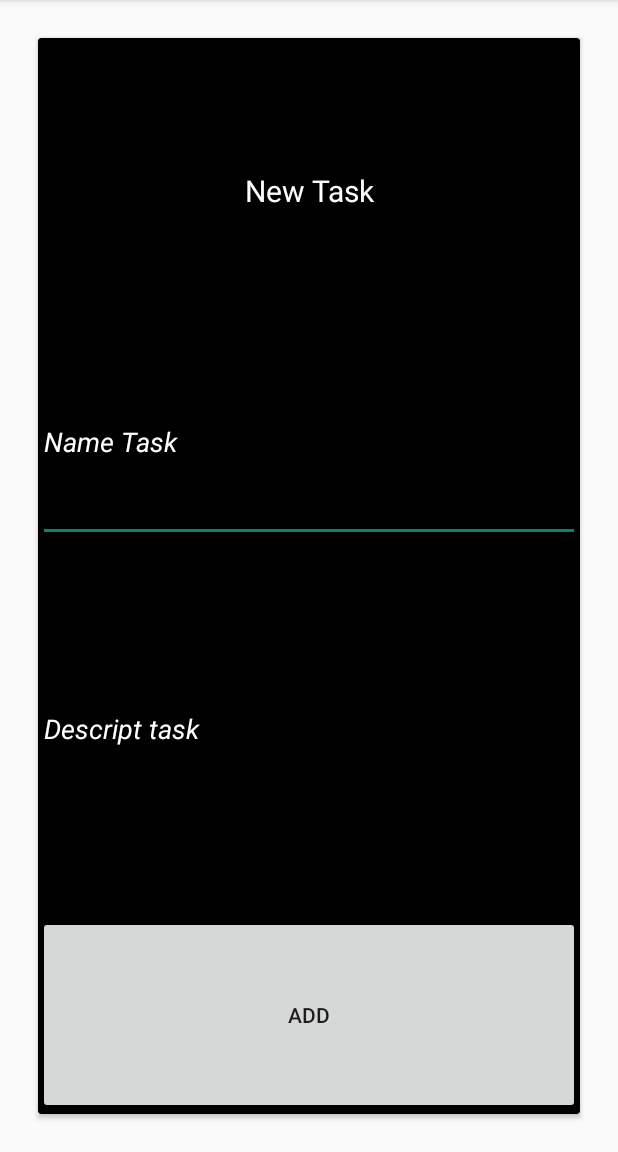
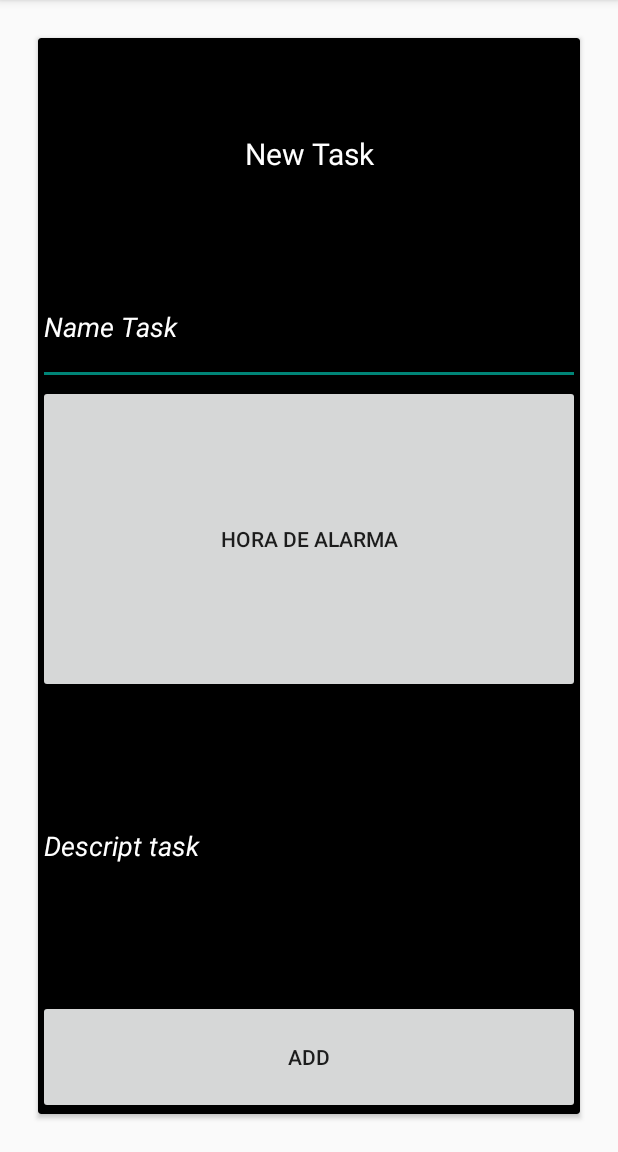
Before and after one commit to dana7677/ToDoTask, an Android app: the add_activity screen opened directly, with no data from a screen before it, on a phone screen of 412 x 824 dp, the part 84-1236 px from its top. Run offline under Robolectric (Android 15) with nearby library versions, the phone set to English and light mode, and no system bars.

Commit message:
Trabajando en la alarma para as tareas

```diff
--- a/app/src/main/java/com/example/todotask/add_activity.kt
+++ b/app/src/main/java/com/example/todotask/add_activity.kt
@@ -1,5 +1,9 @@
 package com.example.todotask
 
+import android.app.AlarmManager
+import android.app.PendingIntent
+import android.content.Context
+import android.content.Intent
 import android.os.Bundle
 import android.view.Menu
 import android.view.MenuItem
@@ -12,9 +16,17 @@ import androidx.core.view.WindowInsetsCompat
 import com.example.todotask.data.Task
 import com.example.todotask.data.providers.TaskDAO
 import com.example.todotask.databinding.ActivityAddBinding
+import com.example.todotask.timer.AlarmNotification
+import com.example.todotask.timer.AlarmNotification.Companion.NOTIFICATION_ID
+import com.example.todotask.timer.TimerPickerFragment
+import java.util.Calendar
 
 class add_activity : AppCompatActivity() {
 
+
+    companion object{
+        const val MY_CHANNEL_ID="myChannel"
+    }
 
     lateinit var bindingMainActivity:ActivityAddBinding
     lateinit var editableNameText: EditText
@@ -22,7 +34,6 @@ class add_activity : AppCompatActivity() {
     override fun onCreate(savedInstanceState: Bundle?) {
         super.onCreate(savedInstanceState)
         enableEdgeToEdge()
-
 
         bindingMainActivity = ActivityAddBinding.inflate(layoutInflater)
         setContentView(bindingMainActivity.root)
@@ -33,9 +44,7 @@ class add_activity : AppCompatActivity() {
             insets
         }
 
-
-
-
+        /*
         val taskDAO = TaskDAO(this)
         //taskDAO.insert(Task(-1, "Limpiar el coche", "primero se utiliza champu",false))
         val task = taskDAO.findByID(1)!!
@@ -48,33 +57,98 @@ class add_activity : AppCompatActivity() {
         for (task in taskList) {
             println(task)
         }
+         */
+
         supportActionBar?.setDisplayHomeAsUpEnabled(true)
 
-        onCreate()
+        onCreateoptions()
 
 
     }
 
 
 
-    private fun onCreate()
+    private fun onCreateoptions()
     {
         println("He pasado por aqui")
         bindingMainActivity.addButton.setOnClickListener {
         println("He pasado por aqui 2")
+        }
+
 
         editableNameText=bindingMainActivity.nameTaskText
         editableDescriptText=bindingMainActivity.descriptText
         val taskDAO = TaskDAO(this)
         taskDAO.insert(Task(-1, editableNameText.getText().toString(), editableDescriptText.getText().toString(),false))
 
+        //Print
         val taskList = taskDAO.findAll()
         for (task in taskList) {
             println(task)
         }
 
 
+
+        bindingMainActivity.butttonAlarma.setOnClickListener {
+            showTimeDailog()
         }
+
+
+    }
+
+    private fun scheduleNotification(timeAlarm:Int) {
+
+
+        /*
+        val intent = Intent(applicationContext, AlarmNotification::class.java)
+        val pendingIntent = PendingIntent.getBroadcast(
+            applicationContext,
+            NOTIFICATION_ID,
+            intent,
+            PendingIntent.FLAG_IMMUTABLE or PendingIntent.FLAG_UPDATE_CURRENT
+        )
+
+        val alarmManager = getSystemService(Context.ALARM_SERVICE) as AlarmManager
+        alarmManager.setExact(AlarmManager.RTC_WAKEUP, Calendar.getInstance().timeInMillis + timeAlarm, pendingIntent)
+
+
+         */
+    }
+
+
+    private fun showTimeDailog()
+    {
+
+
+        val timerPicker=TimerPickerFragment{onTimeSelected(it)}
+        timerPicker.show(supportFragmentManager,"time")
+
+
+
+
+    }
+    private fun onTimeSelected(time:String)
+    {
+
+
+
+        bindingMainActivity.butttonAlarma.setText(time)
+
+        //val modifiedString = time.replace(":", "")
+
+        val words = time.split(":")
+
+        var hourFirst=words[0].toInt()
+        var minutesFirst=words[1].toInt()
+
+        var Hours=(Calendar.HOUR_OF_DAY)-hourFirst
+
+      // var valuealarm= modifiedString.toInt()
+
+        //Calendar.HOUR_OF_DAY-
+        //println(valuealarm)
+        //Hora Seleccionada.
+
     }
     override fun onOptionsItemSelected(item: MenuItem): Boolean {
 
--- /dev/null
+++ b/app/src/main/res/drawable/clear_icon.xml
@@ -0,0 +1,5 @@
+<vector xmlns:android="http://schemas.android.com/apk/res/android" android:height="24dp" android:tint="#000000" android:viewportHeight="24" android:viewportWidth="24" android:width="24dp">
+
+    <path android:fillColor="@android:color/white" android:pathData="M5,13h14v-2L5,11v2zM3,17h14v-2L3,15v2zM7,7v2h14L21,7L7,7z"/>
+
+</vector>
--- a/app/src/main/res/layout/activity_add.xml
+++ b/app/src/main/res/layout/activity_add.xml
@@ -38,6 +38,14 @@
                 android:textStyle="italic">
 
             </EditText>
+            <Button
+                android:id="@+id/buttton_alarma"
+                android:layout_width="match_parent"
+                android:layout_height="match_parent"
+                android:layout_weight="2"
+                android:text="Hora de Alarma">
+
+            </Button>
 
             <EditText
                 android:id="@+id/descript_Text"
@@ -49,6 +57,9 @@
                 android:textStyle="italic">
 
             </EditText>
+
+
+
 
             <Button
                 android:id="@+id/add_button"
```
Also changed, not shown: app/src/main/AndroidManifest.xml (+9 -0 lines), app/src/main/java/com/example/todotask/MainActivity.kt (+39 -23 lines), app/src/main/java/com/example/todotask/adapters/TaskAdapter.kt (+13 -5 lines), app/src/main/java/com/example/todotask/data/providers/TaskDAO.kt (+16 -0 lines), app/src/main/java/com/example/todotask/timer/AlarmNotification.kt (added, +47 -0 lines), app/src/main/java/com/example/todotask/timer/TimerPickerFragment.kt (added, +26 -0 lines), app/src/main/java/com/example/todotask/timer/gestorAlarma.kt (added, +17 -0 lines), app/src/main/res/layout/activity_main.xml (+18 -0 lines), app/src/main/res/layout/view_task_item.xml (+16 -7 lines). Lines whose indentation alone changed are shown as unchanged.
